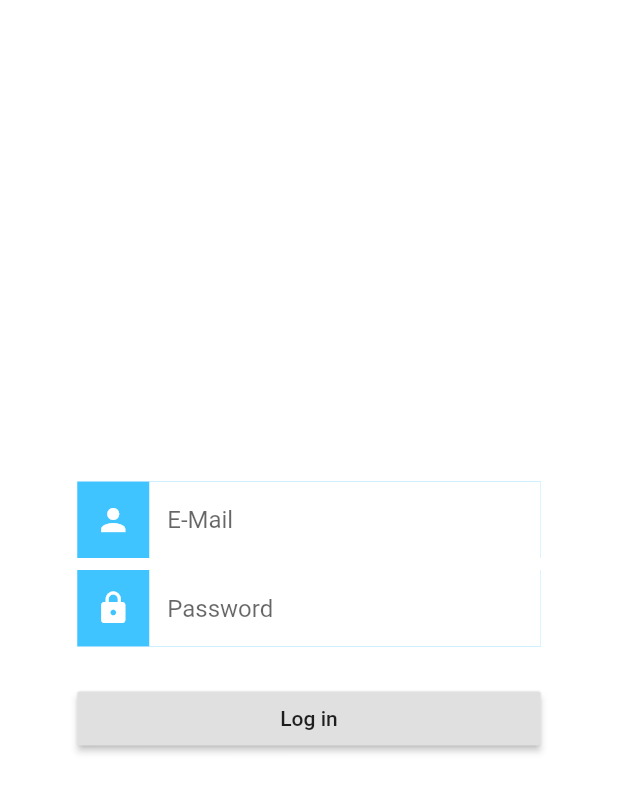
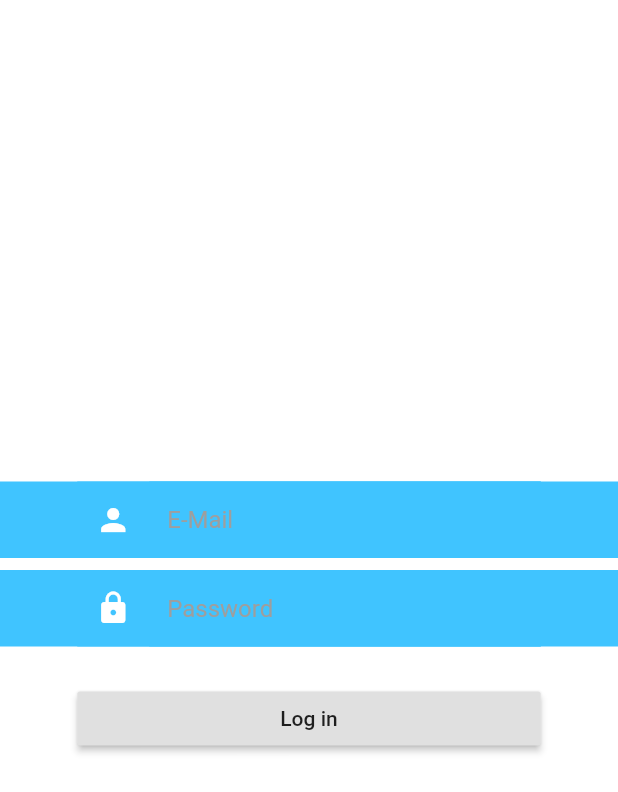
Before and after one commit to julian-martinez/reminder-app, a Flutter app: the screen it shows after launch, on a phone screen of 412 x 824 dp. Shown: the top 792 px of the screen. Run offline on Flutter 3.47's test engine with Material 2 defaults, Android fonts, the phone set to English and light mode, and no system bars; our stand-ins replace firebase_auth, firebase_database, flutter_local_notifications; missing offline and left inert: fluttery; accounts and stored records are empty.

Commit message:
login view redesign

```diff
--- a/lib/view/login.dart
+++ b/lib/view/login.dart
@@ -208,7 +208,7 @@ class _LoginState extends State<Login> {
                 height: 60.0,
                       width: 360.0,
                       child: new TextFormFieldCentered(
-                        expanded: true,
+                        dialog: true,
                         controller: rePassController,
                         hintText: I18n.of(context).getValueOf(Strings.FORM_REPASSWORD),
                         prefixIcon: Icons.lock,
@@ -284,7 +284,7 @@ class TextFormFieldCentered extends StatefulWidget {
       this.validator,
       this.obscureText,
       this.onSaved,
-      this.expanded
+      this.dialog
       })
       : super(key: key);
 
@@ -296,7 +296,7 @@ class TextFormFieldCentered extends StatefulWidget {
   FormFieldValidator<String> validator;
   final bool obscureText;
   FormFieldSetter<String> onSaved;
-  final bool expanded;
+  final bool dialog;
 
   @override
   _TextFormFieldCenteredState createState() => _TextFormFieldCenteredState();
@@ -306,28 +306,29 @@ class _TextFormFieldCenteredState extends State<TextFormFieldCentered> {
   @override
   Widget build(BuildContext context) {
     bool _obscureText = widget.obscureText != null ? widget.obscureText : false;
-    bool _expanded = widget.expanded != null ? widget.expanded : false;
-
-    return new Row(
+    bool _dialog = widget.dialog != null ? widget.dialog : false;
+    return new Container(
+      color: _dialog ? Colors.white : Colors.lightBlueAccent,
+      child: new Row(
         children: <Widget>[
           new Flexible(
             child: new Container(),
-          flex: _expanded ? null : 1,
+            flex: _dialog ? null : 1,
           ),
           new Flexible(
               flex: 6,
               child: new Container(
-            color: Colors.lightBlueAccent,
+                color: _dialog ? Colors.white : Colors.lightBlueAccent,
                 child: new Row(
                   children: <Widget>[
                     new Padding(
                       padding: const EdgeInsets.only(left: 12.0, right: 12.0),
-                  child: new IconHolder(widget.prefixIcon),
+                      child: new IconHolder(widget.prefixIcon, _dialog),
                     ),
                     new Expanded(
                       child: new Container(
                         padding: const EdgeInsets.only(left: 12.0, right: 12.0),
-                    color: Colors.white,
+                        color: _dialog ? Colors.white : Colors.lightBlueAccent,
                         child: new TextFormField(
                           controller: widget.controller,
                           keyboardType: widget.keyboardType,
@@ -340,6 +341,7 @@ class _TextFormFieldCenteredState extends State<TextFormFieldCentered> {
                               const EdgeInsets.symmetric(vertical: 16.0),
                               labelText: widget.labelText,
                               hintText: widget.hintText,
+                              hintStyle: new TextStyle(color: Colors.grey)
                           ),
                         ),
                       ),
@@ -349,17 +351,20 @@ class _TextFormFieldCenteredState extends State<TextFormFieldCentered> {
               )),
           new Flexible(
             child: new Container(),
-          flex: _expanded ? null : 1,
+            flex: _dialog ? null : 1,
           ),
         ],
+      )
     );
+    //return ;
   }
 }
 
 class IconHolder extends StatelessWidget {
-  IconHolder(this.icon);
+  IconHolder(this.icon, this.dialog);
 
   final IconData icon;
+  final bool dialog;
 
   @override
   Widget build(BuildContext context) {
@@ -369,7 +374,7 @@ class IconHolder extends StatelessWidget {
         child: new Container(
           child: new Icon(
             icon,
-            color: Colors.white,
+            color: dialog ? Colors.lightBlueAccent : Colors.white,
           ),
         ),
       ),
```
Lines whose indentation alone changed are shown as unchanged.
